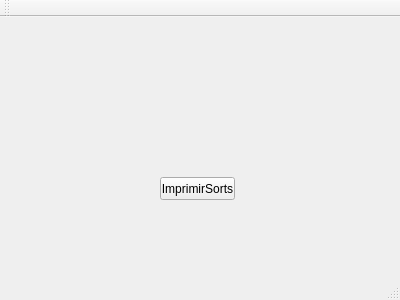
KendallTencio/PR1C-Ordenamientos, file interfaz.ui: the form before one commit.
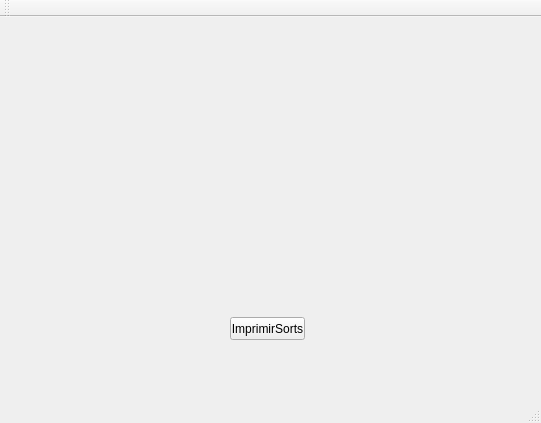
The form after the commit.

```diff
--- a/interfaz.ui
+++ b/interfaz.ui
@@ -6,8 +6,8 @@
    <rect>
     <x>0</x>
     <y>0</y>
-    <width>400</width>
-    <height>300</height>
+    <width>541</width>
+    <height>423</height>
    </rect>
   </property>
   <property name="windowTitle">
@@ -17,8 +17,8 @@
    <widget class="QPushButton" name="pushButton">
     <property name="geometry">
      <rect>
-      <x>160</x>
-      <y>160</y>
+      <x>230</x>
+      <y>300</y>
       <width>75</width>
       <height>23</height>
      </rect>
```
Left out of the diff: 4 changed lines with no effect on the pictures.
